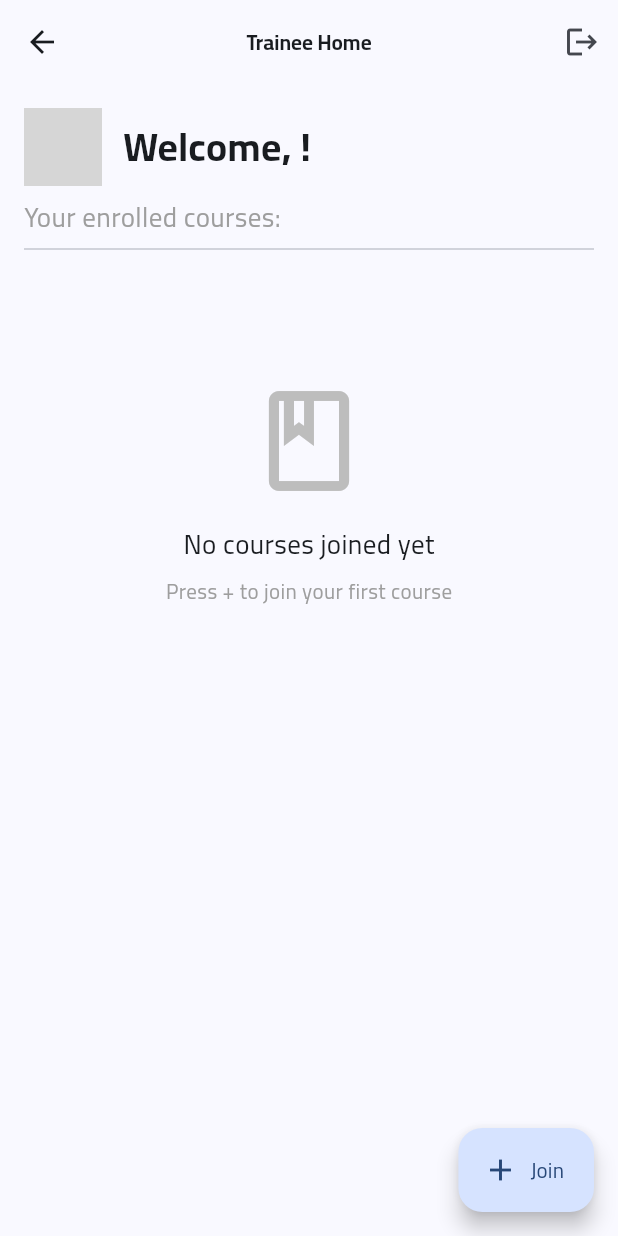
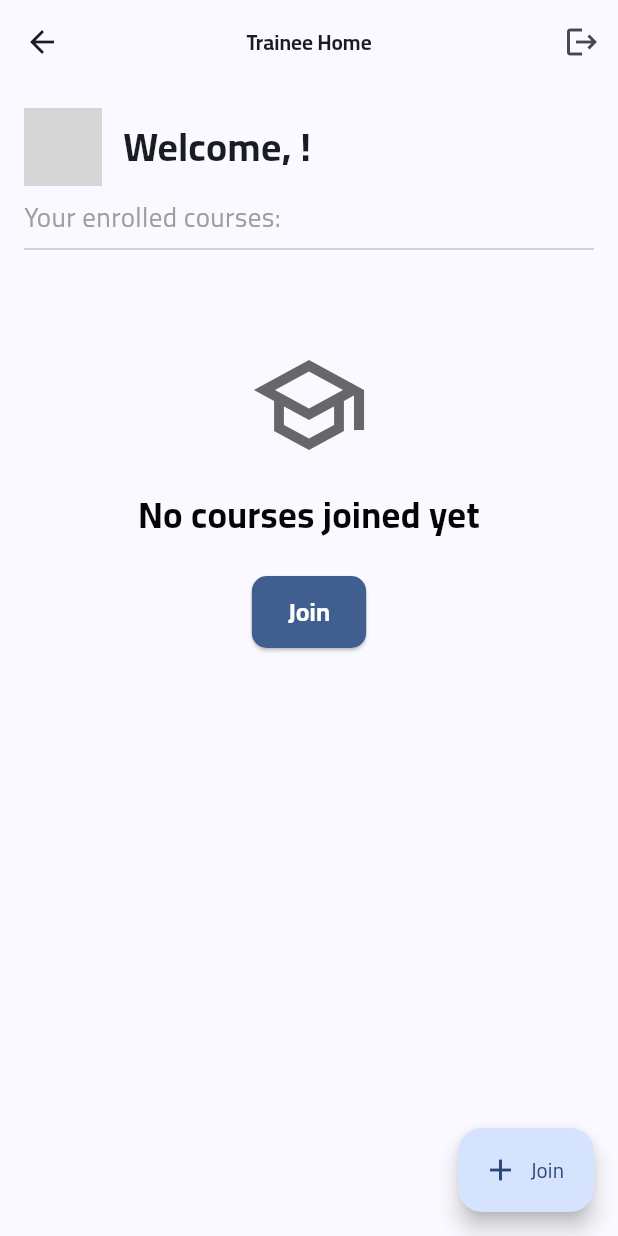
Before and after one commit to zezo12322/training_app_v2, a Flutter app: the TraineeHomeScreen screen opened directly, on a phone screen of 412 x 824 dp. Run offline on Flutter 3.47's test engine with Material 3 defaults, Android fonts, the light colour scheme and no system bars; our stand-ins replace audioplayers, cloud_firestore, csv, file_picker, firebase_auth, firebase_core and 12 more; missing offline and left inert: excel, onesignal_flutter, record; accounts and stored records are empty; network calls fail; grey boxes are pictures that could not be loaded.

Commit message:
feat: Apply professional standards to TraineeHomeScreen (Phase 3.2)
CRITICAL IMPROVEMENTS:
 Professional skeleton loading with DashboardSkeletons.courseCard()
 User-friendly error messages with DashboardErrorHandler
 Enhanced empty state with AppEmptyState and clear CTA
 Proper spacing using DesignTokens
 Retry functionality with provider invalidation

CHANGES:
- Loading: Professional course card skeletons
- Error: Categorized user-friendly messages
- Empty: AppEmptyState with action button
- Imports: Added dashboard_helpers, widgets, tokens
- Removed: Unused skeleton.dart import

CONSISTENCY: Same professional standards across all Phase 3 screens

```diff
--- a/lib/screens/trainee_home_screen.dart
+++ b/lib/screens/trainee_home_screen.dart
@@ -6,12 +6,14 @@ import 'package:training_app/core/bootstrap.dart';
 import 'package:training_app/providers/auth_provider.dart';
 import 'package:cloud_firestore/cloud_firestore.dart';
 import 'package:training_app/models/course.dart';
-import 'join_course_screen.dart'; // kept single import (deduplicated)
+import 'package:training_app/screens/dashboard_helpers.dart';
+import 'package:training_app/widgets/widgets.dart';
+import 'package:training_app/core/design/tokens.dart';
+import 'join_course_screen.dart';
 import '../providers/settings_providers.dart';
 import '../widgets/animations/slide_fade_in.dart';
 import 'course_details_screen.dart';
 import 'personal_profile_screen.dart';
-import '../widgets/skeleton.dart';
 import 'auth_wrapper.dart';
 
 class TraineeHomeScreen extends ConsumerStatefulWidget {
@@ -189,10 +191,21 @@ class _CoursesTraineeList extends ConsumerWidget {
         loading: () => ListView.builder(
           physics: const NeverScrollableScrollPhysics(),
           itemCount: 6,
-          itemBuilder: (_, i) => const ListTileSkeleton(withAvatar: false),
+          itemBuilder: (_, i) => Padding(
+            padding: EdgeInsets.symmetric(
+              horizontal: DesignTokens.spacingMd,
+              vertical: DesignTokens.spacingSm,
+            ),
+            child: DashboardSkeletons.courseCard(),
+          ),
         ),
-        error: (err, _) =>
-            Center(child: Text(context.l.loadErrorGeneric(err.toString()))),
+        error: (err, _) => AppErrorState(
+          message: DashboardErrorHandler.getUserFriendlyMessage(
+            err,
+            'Failed to load courses',
+          ),
+          onRetry: () => ref.invalidate(traineeCoursesProvider),
+        ),
         data: (courses) {
           final limit = currentTraineeLimit(ref);
           final showLoadMore = courses.isNotEmpty && courses.length >= limit;
@@ -204,26 +217,13 @@ class _CoursesTraineeList extends ConsumerWidget {
             child: courses.isEmpty
                 ? ListView(
                     physics: const AlwaysScrollableScrollPhysics(),
-                    padding: const EdgeInsets.only(top: 80),
+                    padding: EdgeInsets.only(top: DesignTokens.spacingXxl),
                     children: [
-                      Icon(
-                        Icons.class_outlined,
-                        size: 80,
-                        color: Colors.grey[400],
-                      ),
-                      const SizedBox(height: 16),
-                      Center(
-                        child: Text(
-                          context.l.noTraineeCoursesTitleAlt,
-                          style: const TextStyle(fontSize: 18),
-                        ),
-                      ),
-                      const SizedBox(height: 8),
-                      Center(
-                        child: Text(
-                          context.l.noTraineeCoursesHintAlt,
-                          style: const TextStyle(color: Colors.grey),
-                        ),
+                      AppEmptyState(
+                        icon: Icons.school_outlined,
+                        title: context.l.noTraineeCoursesTitleAlt,
+                        actionLabel: context.l.actionJoin,
+                        onAction: () => TraineeHomeScreen.joinCourse(context),
                       ),
                     ],
                   )
```
